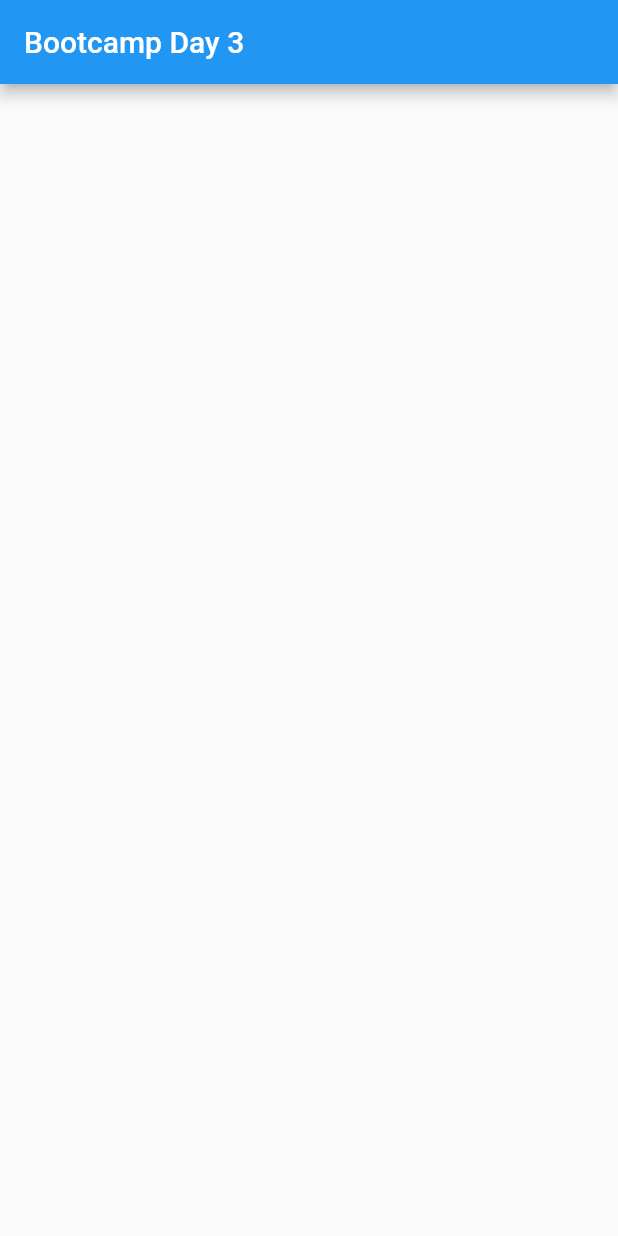
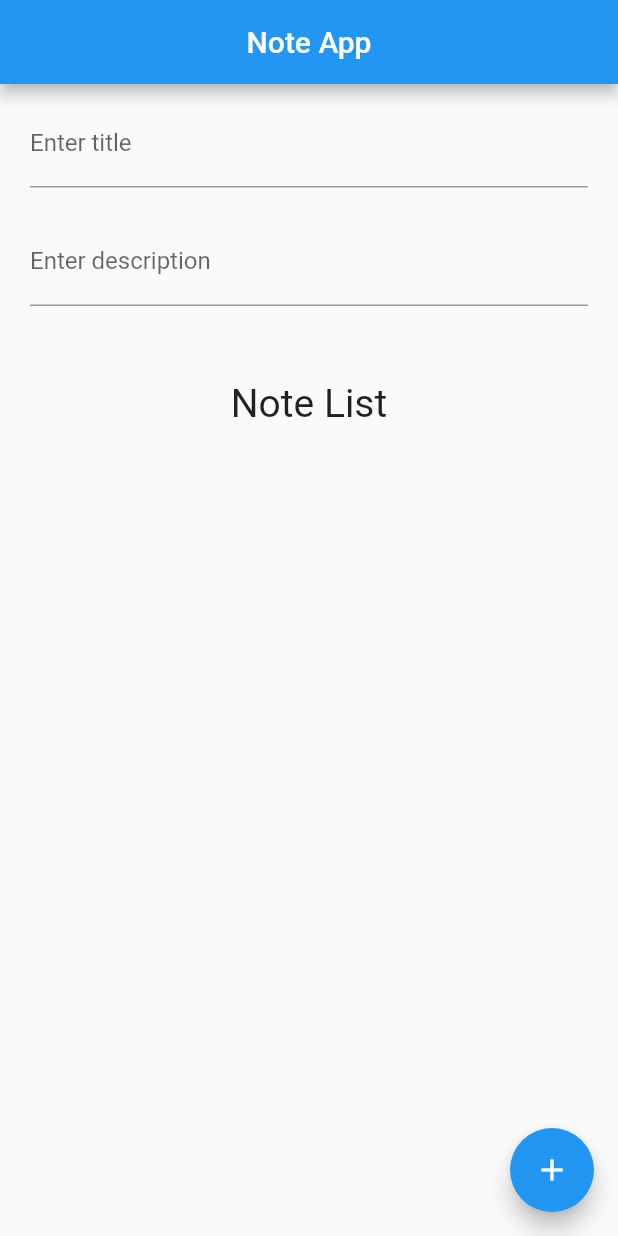
Before and after one commit to ImranSefat/Flutter_Bootcamp, a Flutter app: the screen it shows after launch, on a phone screen of 412 x 824 dp. Run offline on Flutter 3.47's test engine with Material 2 defaults, Android fonts, the phone set to English and light mode, and no system bars; our stand-ins replace math_expressions.

Commit message:
Final  commit

```diff
--- /dev/null
+++ b/bootcamp_day3/lib/Model/Note.dart
@@ -0,0 +1,8 @@
+class Note {
+  String title;
+  String description;
+  Note({
+    this.title,
+    this.description,
+  });
+}
--- a/bootcamp_day3/lib/main.dart
+++ b/bootcamp_day3/lib/main.dart
@@ -1,3 +1,5 @@
+import 'package:bootcamp_day3/Model/Note.dart';
+import 'package:bootcamp_day3/SecondScreen.dart';
 import 'package:flutter/material.dart';
 
 void main() {
@@ -5,10 +7,10 @@ void main() {
 }
 
 class MyApp extends StatelessWidget {
-  // This widget is the root of your application.
   @override
   Widget build(BuildContext context) {
     return MaterialApp(
+      debugShowCheckedModeBanner: false,
       home: MyHomePage(),
     );
   }
@@ -20,14 +22,156 @@ class MyHomePage extends StatefulWidget {
 }
 
 class _MyHomePageState extends State<MyHomePage> {
+  String title;
+  String description;
+  var listNote = [];
   @override
   Widget build(BuildContext context) {
     return Scaffold(
+      floatingActionButton: FloatingActionButton(
+        child: Icon(Icons.add),
+        onPressed: () {
+          Note n1 = Note(
+            title: title,
+            description: description,
+          );
+          setState(() {
+            listNote.add(n1);
+          });
+
+          print(listNote.length);
+        },
+      ),
       appBar: AppBar(
-        title: Text("Bootcamp Day 3"),
+        centerTitle: true,
+        title: Text("Note App"),
       ),
       body: Column(
-        children: <Widget>[],
+        children: <Widget>[
+          // Padding(
+          //   padding: const EdgeInsets.only(
+          //     top: 12.0,
+          //     bottom: 25,
+          //   ),
+          //   child: Text(
+          //     "Note App",
+          //     style: TextStyle(
+          //       fontSize: 32,
+          //     ),
+          //   ),
+          // ),
+          Padding(
+            padding: const EdgeInsets.symmetric(
+              horizontal: 20,
+              vertical: 10,
+            ),
+            child: TextField(
+              onChanged: (val) {
+                setState(() {
+                  title = val;
+                });
+              },
+              decoration: InputDecoration(
+                labelText: "Enter title",
+                // hintText: "Name",
+              ),
+              style: TextStyle(),
+            ),
+          ),
+          Padding(
+            padding: const EdgeInsets.symmetric(
+              horizontal: 20,
+              vertical: 10,
+            ),
+            child: TextField(
+              onChanged: (val) {
+                setState(() {
+                  description = val;
+                });
+              },
+              decoration: InputDecoration(
+                labelText: "Enter description",
+                // hintText: "Name",
+              ),
+              style: TextStyle(),
+            ),
+          ),
+          SizedBox(
+            height: 40,
+          ),
+          Text(
+            "Note List",
+            style: TextStyle(
+              fontSize: 26,
+            ),
+          ),
+          SizedBox(
+            height: 20,
+          ),
+          Container(
+            height: 470,
+            child: ListView.builder(
+              itemCount: listNote.length,
+              itemBuilder: (BuildContext context, int index) {
+                Note n1 = listNote[index];
+                return GestureDetector(
+                  onLongPress: () {
+                    setState(() {
+                      listNote.removeAt(index);
+                    });
+                  },
+                  onTap: () {
+                    Navigator.push(
+                      context,
+                      MaterialPageRoute(
+                        builder: (context) => SecondScreen(
+                          title: n1.title,
+                          description: n1.description,
+                        ),
+                      ),
+                    );
+                  },
+                  child: showNote(n1),
+                );
+              },
+            ),
+          ),
+        ],
+      ),
+    );
+  }
+
+  Widget showNote(Note note) {
+    return Padding(
+      padding: const EdgeInsets.all(8.0),
+      child: Container(
+        decoration: BoxDecoration(
+          color: Colors.black,
+          borderRadius: BorderRadius.circular(8),
+        ),
+        child: ListTile(
+          title: Padding(
+            padding: const EdgeInsets.only(top: 12.0),
+            child: Text(
+              note.title,
+              style: TextStyle(
+                color: Colors.white,
+              ),
+            ),
+          ),
+          subtitle: Padding(
+            padding: const EdgeInsets.only(
+              top: 12.0,
+              bottom: 12,
+            ),
+            child: Text(
+              note.description,
+              style: TextStyle(
+                color: Colors.white,
+              ),
+            ),
+          ),
+        ),
       ),
     );
   }
```
Also changed, not shown: bootcamp_day3/lib/SecondScreen.dart (added, +46 -0 lines), 1 other file.
